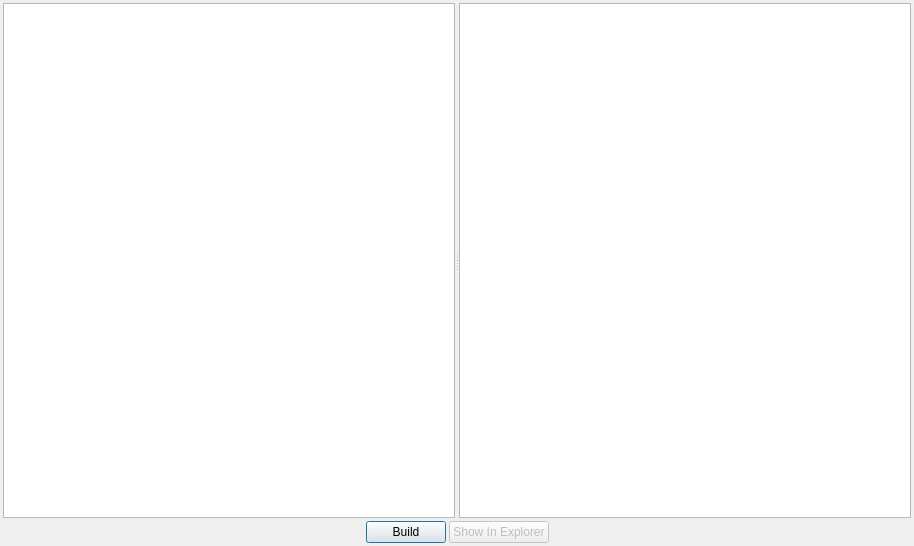
Qt form editor/echo/Editor/UI/BuildWindow/BuildWindow.ui (timi-liuliang/echo) before a commit.
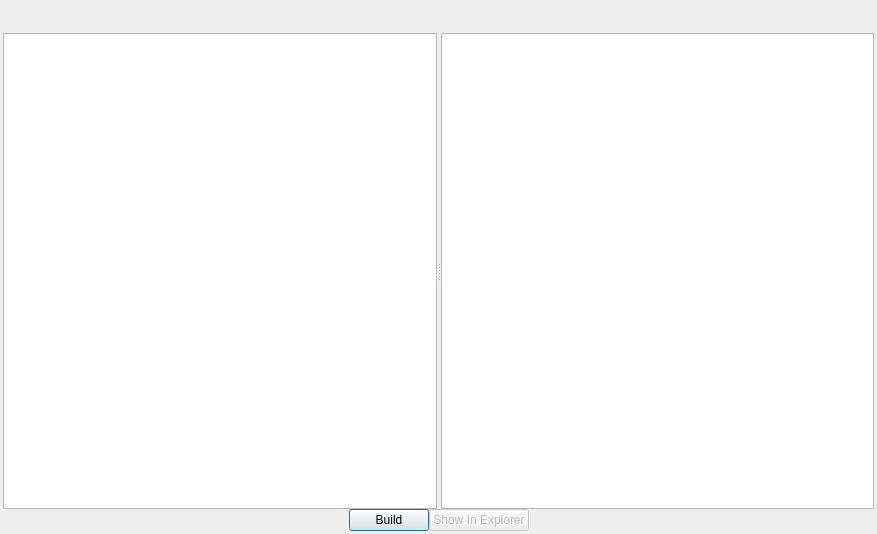
The same form after that commit. Custom widgets are drawn as their Qt base class.

Commit message: Build Window Add MenuBar #557

Diff of the .ui file:
```diff
--- a/editor/echo/Editor/UI/BuildWindow/BuildWindow.ui
+++ b/editor/echo/Editor/UI/BuildWindow/BuildWindow.ui
@@ -6,17 +6,41 @@
    <rect>
     <x>0</x>
     <y>0</y>
-    <width>914</width>
-    <height>546</height>
+    <width>877</width>
+    <height>534</height>
    </rect>
   </property>
   <property name="windowTitle">
    <string>Build</string>
   </property>
-  <layout class="QVBoxLayout" name="verticalLayout">
+  <layout class="QVBoxLayout" name="verticalLayout_2">
    <property name="spacing">
-    <number>3</number>
+    <number>0</number>
    </property>
+   <property name="leftMargin">
+    <number>0</number>
+   </property>
+   <property name="topMargin">
+    <number>0</number>
+   </property>
+   <property name="rightMargin">
+    <number>0</number>
+   </property>
+   <property name="bottomMargin">
+    <number>0</number>
+   </property>
+   <item>
+    <widget class="QT_UI::QMenuBarEx" name="m_menuBar">
+     <property name="maximumSize">
+      <size>
+       <width>16777215</width>
+       <height>30</height>
+      </size>
+     </property>
+    </widget>
+   </item>
+   <item>
+    <layout class="QVBoxLayout" name="verticalLayout">
    <property name="leftMargin">
     <number>3</number>
    </property>
@@ -90,7 +114,16 @@
     </layout>
    </item>
   </layout>
+   </item>
+  </layout>
  </widget>
+ <customwidgets>
+  <customwidget>
+   <class>QT_UI::QMenuBarEx</class>
+   <extends>QLabel</extends>
+   <header>QMenuBarEx.h</header>
+  </customwidget>
+ </customwidgets>
  <resources/>
  <connections/>
 </ui>
```
Lines whose indentation alone changed are shown as unchanged. The commit also changes 4 other files.
